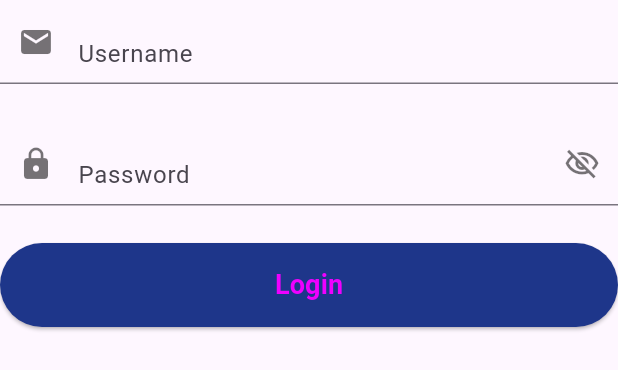
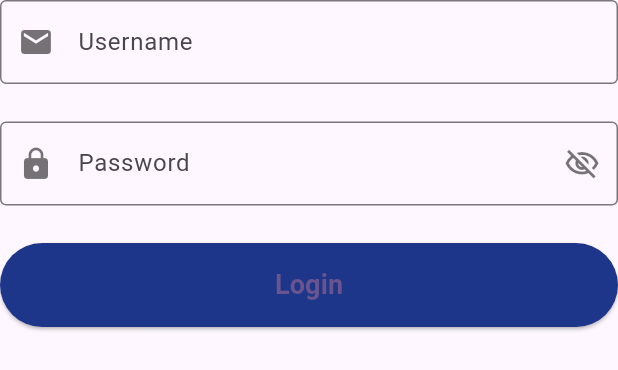
Before and after one commit to mmei203/pbl-simpadu-keuangan, a Flutter app: the LoginForm widget shown alone on an empty page, opened directly, on a phone screen of 412 x 824 dp. Shown: the top 370 px of the screen. Run offline on Flutter 3.47's test engine with Material 3 defaults, Android fonts, the phone set to English and light mode, and no system bars.

Commit message:
update komponen form & button

```diff
--- a/mobile/lib/components/button.dart
+++ b/mobile/lib/components/button.dart
@@ -24,8 +24,7 @@ class Button extends StatelessWidget {
       child: ElevatedButton(
         style: ElevatedButton.styleFrom(
           backgroundColor: Preset.primaryColor,
-          foregroundColor: Preset.foregroundColor,
-          padding: padding
+          padding: padding,
         ),
         onPressed: disable ? null : onPressed,
         child: Text(
--- a/mobile/lib/components/login_form.dart
+++ b/mobile/lib/components/login_form.dart
@@ -31,6 +31,7 @@ class _LoginFormState extends State<LoginForm> {
             keyboardType: TextInputType.emailAddress,
             cursorColor: Colors.black54,
             decoration: InputDecoration(
+              border: OutlineInputBorder(),
               hintText: 'Gmail',
               labelText: 'Username',
               alignLabelWithHint: true,
@@ -45,6 +46,7 @@ class _LoginFormState extends State<LoginForm> {
             cursorColor: Colors.black54,
             obscureText: obsecurePass,
             decoration: InputDecoration(
+              border: OutlineInputBorder(),
               hintText: 'Password',
               labelText: 'Password',
               alignLabelWithHint: true,
```
